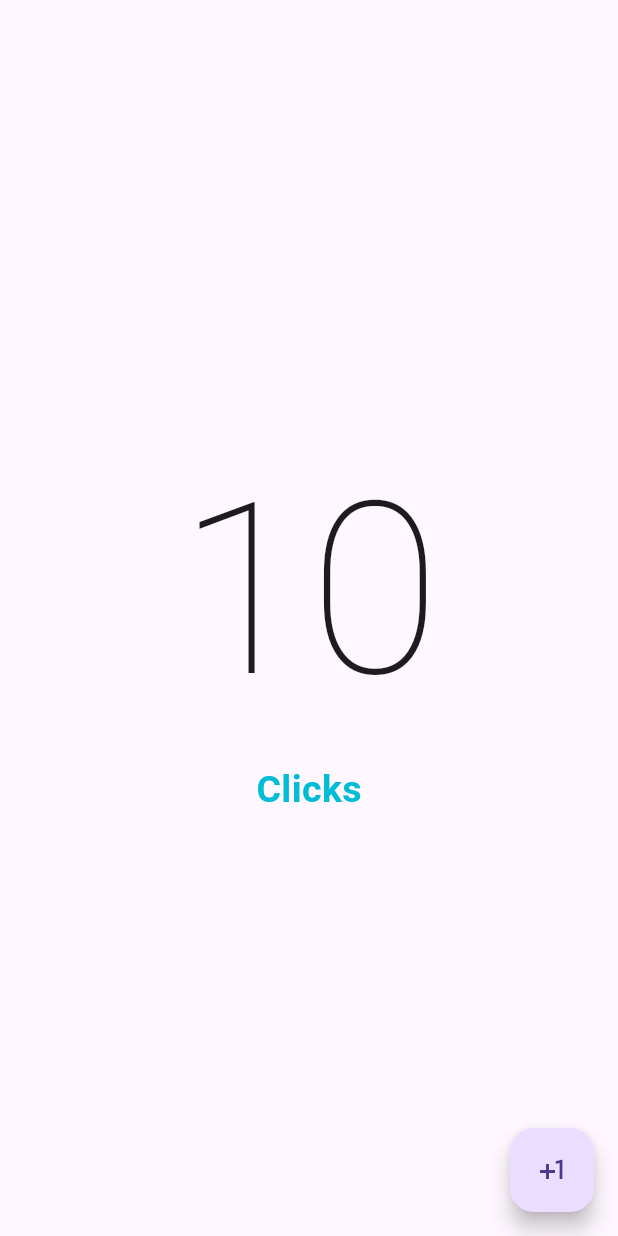
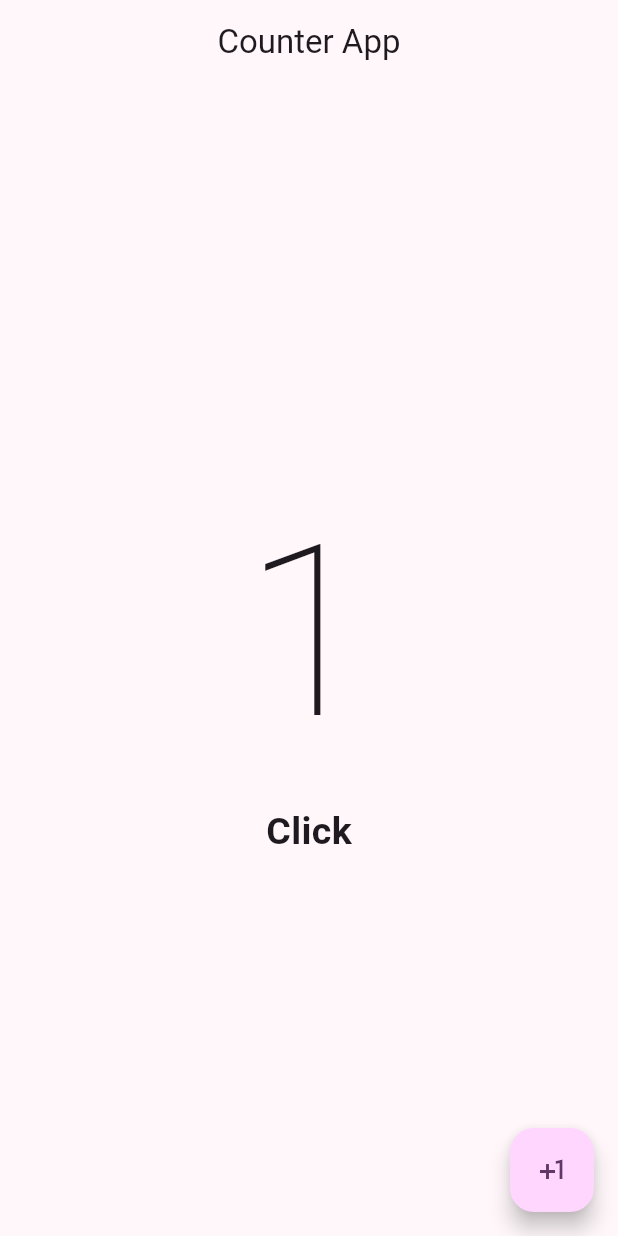
Before and after one commit to EmirMaya/counter-app, a Flutter app: the screen it shows after launch, after a tap on the "plus one" icon, on a phone screen of 412 x 824 dp. Run offline on Flutter 3.47's test engine with Material 3 defaults, Android fonts, the phone set to English and light mode, and no system bars.

Commit message:
agregando estados

```diff
--- a/lib/main.dart
+++ b/lib/main.dart
@@ -12,9 +12,13 @@ class MyApp extends StatelessWidget {
 
   @override
   Widget build(BuildContext context) {
-    return const MaterialApp(
+    return  MaterialApp(
       debugShowCheckedModeBanner: false, // para quitar etiqueta de debugging
-      home: CounterScreen()
+      theme: ThemeData(
+        useMaterial3: true,
+        colorSchemeSeed: Colors.purple //
+      ),
+      home: const CounterScreen()
     );
   }
 }
--- a/lib/presentation/screens/counter/counter_screen.dart
+++ b/lib/presentation/screens/counter/counter_screen.dart
@@ -1,22 +1,38 @@
 import 'package:flutter/material.dart';
 
 
-class CounterScreen extends StatelessWidget {
+class CounterScreen extends StatefulWidget {
+
   const CounterScreen({super.key});
+
+  @override
+  State<CounterScreen> createState() => _CounterScreenState();
+}
+
+class _CounterScreenState extends State<CounterScreen> {
+  int clickCounter = 0;
 
   @override
   Widget build(BuildContext context) {
     return  Scaffold(
-      body: const Center(
+      appBar: AppBar(
+        centerTitle: true,
+        title: const Text('Counter App'),
+      ),
+      body:  Center(
         child: Column(
           mainAxisAlignment: MainAxisAlignment.center,
-          children: [Text('10', style: TextStyle( fontSize: 160, fontWeight: FontWeight.w100 ),),
-          Text('Clicks', style: TextStyle( fontSize: 25, fontWeight: FontWeight.bold, color: Colors.cyan ),)],
+          children: [Text('$clickCounter', style: const TextStyle( fontSize: 160, fontWeight: FontWeight.w100 ),),
+          Text('Click${ clickCounter == 1 ? '' : 's' }', style: const TextStyle(fontSize: 25, fontWeight: FontWeight.bold))
+          // (clickCounter != 1  ? const Text('Clicks', style: TextStyle( fontSize: 25)) : const Text('Click', style: TextStyle( fontSize: 25)))
+           ],
         ),
       ),
       floatingActionButton: FloatingActionButton(
         onPressed: () {
-
+          setState(() { // set state es para que renderice en la pantalla los nuevos valores
+            clickCounter++;
+          });
         },
         child: const Icon(Icons.plus_one),
       ),
```
